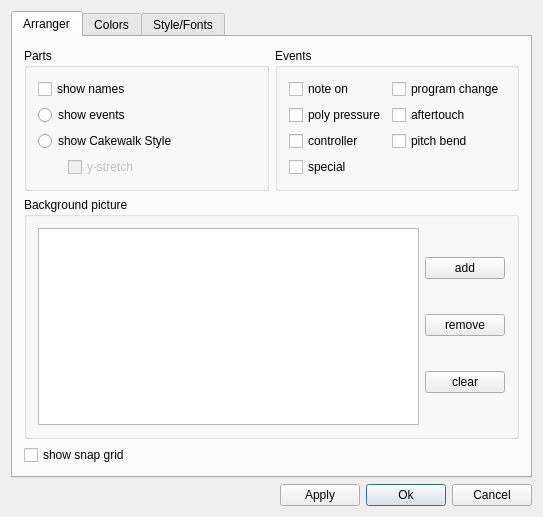
First picture: the form in muse3/muse/widgets/appearancebase.ui, repository emrum/muse, before the edit.
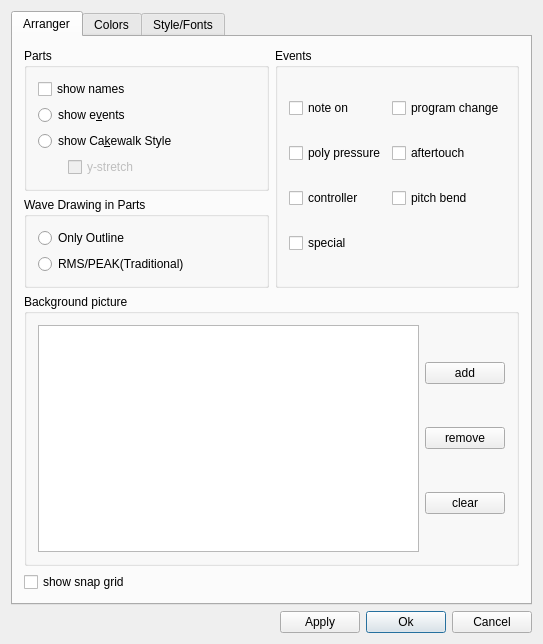
Second picture: the form after the edit. The open tabs and pages were chosen to show the change. Custom widgets are drawn as their Qt base class.

Commit message: changed wave drawing, fixed color initialization, allow multiline in didyouknow, replaced MusE.cfg with new one

```diff
--- a/muse3/muse/widgets/appearancebase.ui
+++ b/muse3/muse/widgets/appearancebase.ui
@@ -6,8 +6,8 @@
    <rect>
     <x>0</x>
     <y>0</y>
-    <width>519</width>
-    <height>517</height>
+    <width>530</width>
+    <height>644</height>
    </rect>
   </property>
   <property name="windowTitle">
@@ -29,13 +29,7 @@
       <attribute name="title">
        <string>Arranger</string>
       </attribute>
-      <layout class="QGridLayout">
-       <property name="margin">
-        <number>11</number>
-       </property>
-       <property name="spacing">
-        <number>6</number>
-       </property>
+      <layout class="QGridLayout" name="gridLayout_3">
        <item row="0" column="0">
         <widget class="QGroupBox" name="ButtonGroup3">
          <property name="title">
@@ -58,14 +52,14 @@
           <item>
            <widget class="QRadioButton" name="partShowevents">
             <property name="text">
-             <string>show events</string>
+             <string>show e&amp;vents</string>
             </property>
            </widget>
           </item>
           <item>
            <widget class="QRadioButton" name="partShowCakes">
             <property name="text">
-             <string>show Cakewalk Style</string>
+             <string>show Ca&amp;kewalk Style</string>
             </property>
            </widget>
           </item>
@@ -105,13 +99,22 @@
          </layout>
         </widget>
        </item>
-       <item row="0" column="1">
+       <item row="0" column="1" rowspan="2">
         <widget class="QGroupBox" name="eventButtonGroup">
          <property name="title">
           <string>Events</string>
          </property>
          <layout class="QGridLayout">
-          <property name="margin">
+          <property name="leftMargin">
+           <number>11</number>
+          </property>
+          <property name="topMargin">
+           <number>11</number>
+          </property>
+          <property name="rightMargin">
+           <number>11</number>
+          </property>
+          <property name="bottomMargin">
            <number>11</number>
           </property>
           <property name="spacing">
@@ -169,7 +172,34 @@
          </layout>
         </widget>
        </item>
-       <item row="1" column="0" colspan="2">
+       <item row="1" column="0">
+        <widget class="QGroupBox" name="waveGroupBox">
+         <property name="title">
+          <string>Wave Drawing in Parts</string>
+         </property>
+         <layout class="QGridLayout" name="gridLayout">
+          <item row="0" column="0">
+           <widget class="QRadioButton" name="radioButtonDrawOutline">
+            <property name="text">
+             <string>Only Outline</string>
+            </property>
+           </widget>
+          </item>
+          <item row="1" column="0">
+           <widget class="QRadioButton" name="radioButtonDrawRmsPeak">
+            <property name="text">
+             <string>RMS/PEAK(Traditional)</string>
+            </property>
+           </widget>
+          </item>
+         </layout>
+         <zorder>radioButtonDrawOutline</zorder>
+         <zorder>radioButtonDrawOutline</zorder>
+         <zorder>radioButtonDrawRmsPeak</zorder>
+         <zorder>radioButtonDrawOutline</zorder>
+        </widget>
+       </item>
+       <item row="2" column="0" colspan="2">
         <widget class="QGroupBox" name="GroupBox2">
          <property name="title">
           <string>Background picture</string>
@@ -224,7 +254,7 @@
          </layout>
         </widget>
        </item>
-       <item row="2" column="0" colspan="2">
+       <item row="3" column="0">
         <widget class="QCheckBox" name="arrGrid">
          <property name="text">
           <string>show snap grid</string>
@@ -1678,7 +1708,16 @@
      <property name="spacing">
       <number>6</number>
      </property>
-     <property name="margin">
+     <property name="leftMargin">
+      <number>0</number>
+     </property>
+     <property name="topMargin">
+      <number>0</number>
+     </property>
+     <property name="rightMargin">
+      <number>0</number>
+     </property>
+     <property name="bottomMargin">
       <number>0</number>
      </property>
      <item>
```
Left out of the diff: 24 changed lines with no effect on the pictures. The commit also changes 9 other files.
